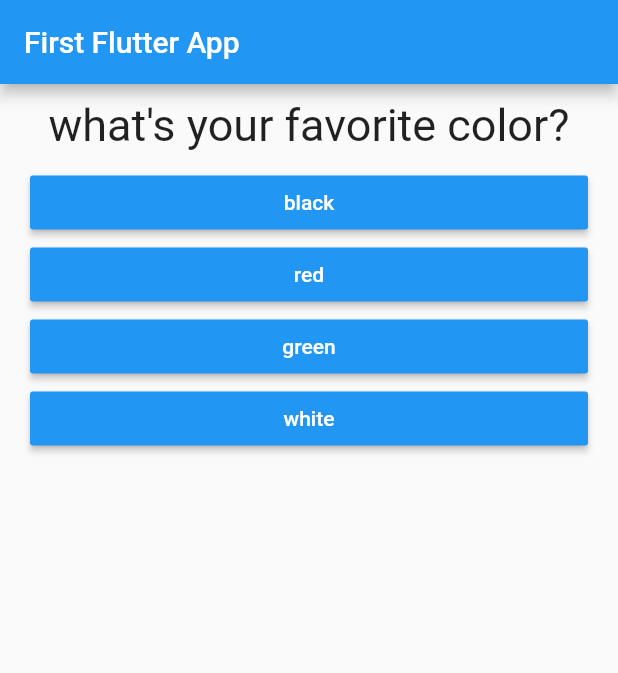
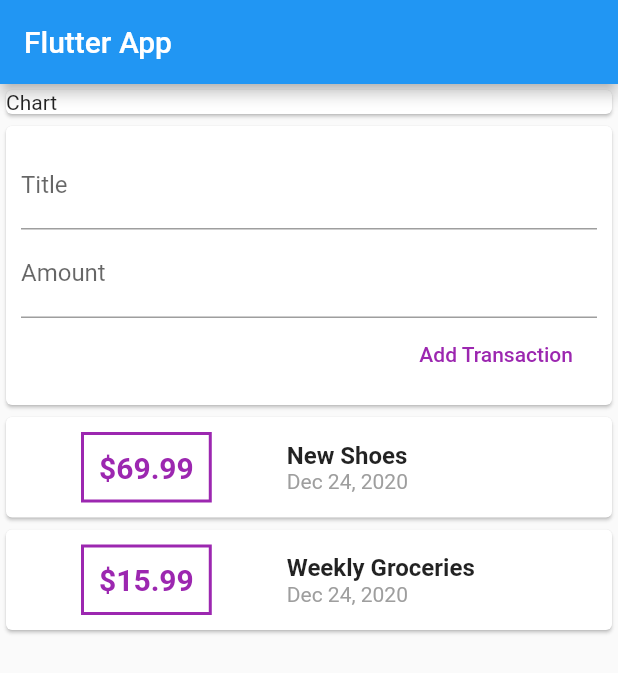
Before and after one commit to oveiskabuli/flutterFirstApp, a Flutter app: the screen it shows after launch, on a phone screen of 412 x 824 dp. Shown: the top 673 px of the screen. Run offline on Flutter 3.47's test engine with Material 2 defaults, Android fonts, the phone set to English and light mode, and no system bars.

Commit message:
folder 4 chpater 23

```diff
--- a/lib/answer.dart
+++ /dev/null
@@ -1,21 +0,0 @@
-import 'package:flutter/material.dart';
-
-class Answer extends StatelessWidget {
-  final Function selectHandler;
-  final String answerText;
-  Answer(this.selectHandler, this.answerText);
-
-  @override
-  Widget build(BuildContext context) {
-    return Container(
-      width: double.infinity,
-      margin: EdgeInsets.only(left: 20, right: 20),
-      child: RaisedButton(
-        color: Colors.blue,
-        textColor: Colors.white,
-        child: Text(answerText),
-        onPressed: selectHandler,
-      ),
-    );
-  }
-}
--- a/lib/main.dart
+++ b/lib/main.dart
@@ -1,113 +1,38 @@
 import 'package:flutter/material.dart';
-
-import './quiz.dart';
-import './result.dart';
+import 'package:hello_flutter/widgets/user_transactions.dart';
 
 void main() => runApp(MyApp());
 
-class MyApp extends StatefulWidget {
+class MyApp extends StatelessWidget {
   @override
-  State<StatefulWidget> createState() {
-    return _MyAppState();
+  Widget build(BuildContext context) {
+    return MaterialApp(
+      title: 'Flutter App',
+      home: MyHomePage(),
+    );
   }
 }
 
-class _MyAppState extends State<MyApp> {
-  final _questions = const [
-    {
-      'questionText': 'what\'s your favorite color?',
-      'answers': [
-        {
-          'text': 'black',
-          'score': 10,
-        },
-        {
-          'text': 'red',
-          'score': 6,
-        },
-        {
-          'text': 'green',
-          'score': 3,
-        },
-        {
-          'text': 'white',
-          'score': 1,
-        },
-      ],
-    },
-    {
-      'questionText': 'what\'s your favorite animal',
-      'answers': [
-        {
-          'text': 'cat',
-          'score': 10,
-        },
-        {
-          'text': 'dog',
-          'score': 8,
-        },
-        {
-          'text': 'cow',
-          'score': 5,
-        },
-        {
-          'text': 'ant',
-          'score': 1,
-        },
-      ],
-    },
-    {
-      'questionText': 'who\'s your favorite instructor?',
-      'answers': [
-        {
-          'text': 'she',
-          'score': 10,
-        },
-        {
-          'text': 'he',
-          'score': 8,
-        },
-        {
-          'text': 'them',
-          'score': 5,
-        },
-        {
-          'text': 'all',
-          'score': 1,
-        },
-      ],
-    },
-  ];
-  var _questionIndex = 0;
-  var _totalScore = 0;
-  void _resetQuiz() {
-    setState(() {
-      _questionIndex = 0;
-      _totalScore = 0;
-    });
-  }
-
-  void _answerQuestion(int score) {
-    _totalScore += score;
-    setState(() {
-      _questionIndex = _questionIndex + 1;
-    });
-  }
-
+class MyHomePage extends StatelessWidget {
   @override
   Widget build(BuildContext context) {
-    return MaterialApp(
-      home: Scaffold(
-        appBar: AppBar(
-          title: Text('First Flutter App'),
+    return Scaffold(
+      appBar: AppBar(
+        title: Text('Flutter App'),
+      ),
+      body: SingleChildScrollView(
+        child: Column(
+          mainAxisAlignment: MainAxisAlignment.start,
+          crossAxisAlignment: CrossAxisAlignment.stretch,
+          children: [
+            Container(
+              child: Card(
+                child: Text('Chart'),
+              ),
+            ),
+            UserTransactions()
+          ],
         ),
-        body: _questionIndex < _questions.length
-            ? Quiz(
-                answerQuestion: _answerQuestion,
-                questionIndex: _questionIndex,
-                questions: _questions,
-              )
-            : Result(_totalScore, _resetQuiz),
       ),
     );
   }
--- /dev/null
+++ b/lib/models/transaction.dart
@@ -0,0 +1,14 @@
+import 'package:flutter/foundation.dart';
+
+class Transaction {
+  final String id;
+  final String title;
+  final double amount;
+  final DateTime date;
+  Transaction({
+    @required this.id,
+    @required this.title,
+    @required this.amount,
+    @required this.date,
+  });
+}
--- a/lib/question.dart
+++ /dev/null
@@ -1,18 +0,0 @@
-import 'package:flutter/material.dart';
-
-class Question extends StatelessWidget {
-  final String questionText;
-  Question(this.questionText);
-  @override
-  Widget build(BuildContext context) {
-    return Container(
-      width: double.infinity,
-      margin: EdgeInsets.all(10),
-      child: Text(
-        questionText,
-        style: TextStyle(fontSize: 30),
-        textAlign: TextAlign.center,
-      ),
-    );
-  }
-}
--- a/lib/quiz.dart
+++ /dev/null
@@ -1,31 +0,0 @@
-import 'package:flutter/material.dart';
-
-import './answer.dart';
-import './question.dart';
-
-class Quiz extends StatelessWidget {
-  final List<Map<String, Object>> questions;
-  final int questionIndex;
-  final Function answerQuestion;
-
-  Quiz({
-    @required this.answerQuestion,
-    @required this.questionIndex,
-    @required this.questions,
-  });
-
-  @override
-  Widget build(BuildContext context) {
-    return Column(
-      children: [
-        Question(
-          questions[questionIndex]['questionText'],
-        ),
-        ...(questions[questionIndex]['answers'] as List<Map<String, Object>>)
-            .map((answer) {
-          return Answer(() => answerQuestion(answer['score']), answer['text']);
-        }).toList(),
-      ],
-    );
-  }
-}
--- a/lib/result.dart
+++ /dev/null
@@ -1,45 +0,0 @@
-import 'package:flutter/material.dart';
-
-class Result extends StatelessWidget {
-  final int resultScore;
-  final Function resetQuiz;
-
-  Result(
-    this.resultScore,
-    this.resetQuiz,
-  );
-
-  String get resultPhrase {
-    String resultText;
-    if (resultScore <= 8) {
-      resultText = 'you r awesome';
-    } else if (resultScore <= 12) {
-      resultText = 'you r good';
-    } else if (resultScore <= 16) {
-      resultText = ' you r bad';
-    } else {
-      resultText = 'fuck u';
-    }
-    return resultText;
-  }
-
-  @override
-  Widget build(BuildContext context) {
-    return Center(
-      child: Column(
-        children: [
-          Text(
-            resultPhrase,
-            style: TextStyle(fontSize: 36, fontWeight: FontWeight.bold),
-            textAlign: TextAlign.center,
-          ),
-          FlatButton(
-            child: Text('restart the quiz'),
-            textColor: Colors.blue,
-            onPressed: resetQuiz,
-          )
-        ],
-      ),
-    );
-  }
-}
--- /dev/null
+++ b/lib/widgets/new_transacion.dart
@@ -0,0 +1,42 @@
+import 'package:flutter/material.dart';
+
+class NewTransaction extends StatelessWidget {
+  final Function addTx;
+  final titleController = TextEditingController();
+  final amountController = TextEditingController();
+
+  NewTransaction(this.addTx);
+
+  @override
+  Widget build(BuildContext context) {
+    return Card(
+      child: Container(
+        padding: EdgeInsets.all(10),
+        child: Column(
+          crossAxisAlignment: CrossAxisAlignment.end,
+          children: [
+            TextField(
+              decoration: InputDecoration(labelText: 'Title'),
+              controller: titleController,
+            ),
+            TextField(
+              decoration: InputDecoration(labelText: 'Amount'),
+              controller: amountController,
+            ),
+            FlatButton(
+                onPressed: () {
+                  addTx(
+                    titleController.text,
+                    double.parse(amountController.text),
+                  );
+                },
+                textColor: Colors.purple,
+                child: Text(
+                  'Add Transaction',
+                ))
+          ],
+        ),
+      ),
+    );
+  }
+}
--- /dev/null
+++ b/lib/widgets/transaction_list.dart
@@ -0,0 +1,66 @@
+import 'package:flutter/material.dart';
+import 'package:hello_flutter/models/transaction.dart';
+import 'package:intl/intl.dart';
+
+class TransactionList extends StatelessWidget {
+  final List<Transaction> transactions;
+  TransactionList(
+    this.transactions,
+  );
+  @override
+  Widget build(BuildContext context) {
+    return Container(
+      height: 400,
+      child: SingleChildScrollView(
+        child: Column(
+          children: transactions.map((tx) {
+            return Card(
+              child: Row(
+                children: [
+                  Container(
+                    margin: EdgeInsets.symmetric(
+                      vertical: 10,
+                      horizontal: 50,
+                    ),
+                    decoration: BoxDecoration(
+                        border: Border.all(
+                      color: Colors.purple,
+                      width: 2,
+                    )),
+                    padding: EdgeInsets.all(10),
+                    child: Text(
+                      '\$${tx.amount}',
+                      style: TextStyle(
+                        fontWeight: FontWeight.bold,
+                        fontSize: 20,
+                        color: Colors.purple,
+                      ),
+                    ),
+                  ),
+                  Column(
+                    crossAxisAlignment: CrossAxisAlignment.start,
+                    children: [
+                      Text(
+                        tx.title,
+                        style: TextStyle(
+                          fontSize: 16,
+                          fontWeight: FontWeight.bold,
+                        ),
+                      ),
+                      Text(
+                        DateFormat.yMMMd().format(tx.date),
+                        style: TextStyle(
+                          color: Colors.grey,
+                        ),
+                      ),
+                    ],
+                  )
+                ],
+              ),
+            );
+          }).toList(),
+        ),
+      ),
+    );
+  }
+}
--- /dev/null
+++ b/lib/widgets/user_transactions.dart
@@ -0,0 +1,50 @@
+import 'package:flutter/material.dart';
+import 'package:hello_flutter/models/transaction.dart';
+import 'package:hello_flutter/widgets/transaction_list.dart';
+
+import 'new_transacion.dart';
+
+class UserTransactions extends StatefulWidget {
+  @override
+  _UserTransactionsState createState() => _UserTransactionsState();
+}
+
+class _UserTransactionsState extends State<UserTransactions> {
+  final List<Transaction> _userTransactions = [
+    Transaction(
+      id: 't1',
+      title: 'New Shoes',
+      amount: 69.99,
+      date: DateTime.now(),
+    ),
+    Transaction(
+      id: 't2',
+      title: 'Weekly Groceries',
+      amount: 15.99,
+      date: DateTime.now(),
+    ),
+  ];
+
+  void _addNewTransaction(String title, double amount) {
+    final newTx = Transaction(
+      id: DateTime.now().toString(),
+      title: title,
+      amount: amount,
+      date: DateTime.now(),
+    );
+
+    setState(() {
+      _userTransactions.add(newTx);
+    });
+  }
+
+  @override
+  Widget build(BuildContext context) {
+    return Column(
+      children: [
+        NewTransaction(_addNewTransaction),
+        TransactionList(_userTransactions),
+      ],
+    );
+  }
+}
--- a/pubspec.yaml
+++ b/pubspec.yaml
@@ -3,7 +3,7 @@ description: A new Flutter project.
 
 # The following line prevents the package from being accidentally published to
 # pub.dev using `pub publish`. This is preferred for private packages.
-publish_to: 'none' # Remove this line if you wish to publish to pub.dev
+publish_to: "none" # Remove this line if you wish to publish to pub.dev
 
 # The following defines the version and build number for your application.
 # A version number is three numbers separated by dots, like 1.2.43
@@ -23,7 +23,7 @@ environment:
 dependencies:
   flutter:
     sdk: flutter
-
+  intl: ^0.16.1
 
   # The following adds the Cupertino Icons font to your application.
   # Use with the CupertinoIcons class for iOS style icons.
@@ -38,7 +38,6 @@ dev_dependencies:
 
 # The following section is specific to Flutter.
 flutter:
-
   # The following line ensures that the Material Icons font is
   # included with your application, so that you can use the icons in
   # the material Icons class.
```
Also changed, not shown: pubspec.lock.
